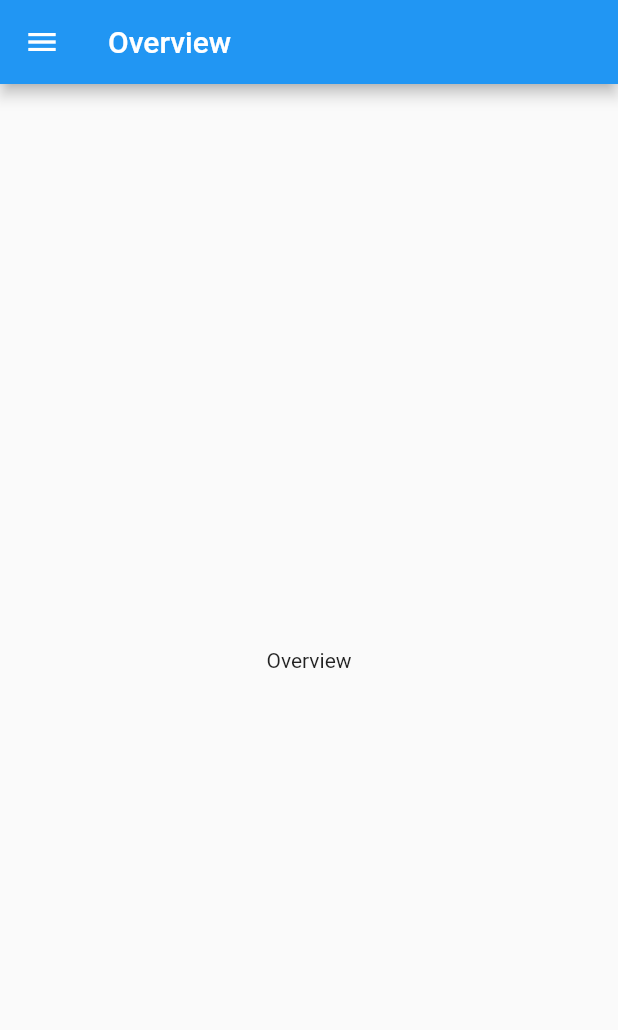
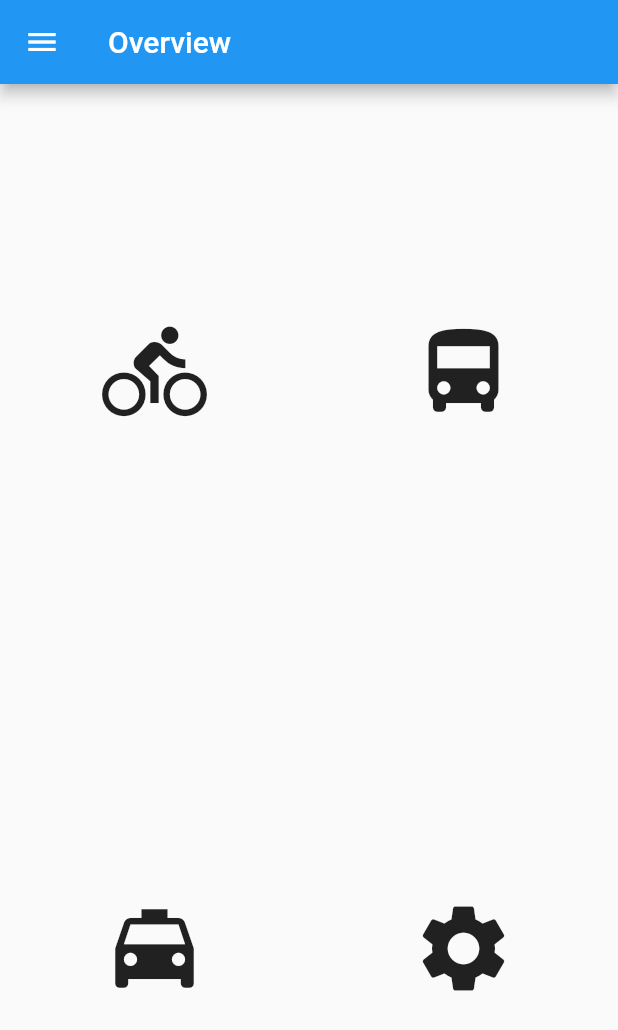
Before and after one commit to bytecrumbs/sglandtransport, a Flutter app: the screen it shows after launch, on a phone screen of 412 x 824 dp. Shown: the top 1030 px of the screen. Run offline on Flutter 3.47's test engine with Material 2 defaults, Android fonts, the phone set to English and light mode, and no system bars.

Commit message:
add iconbuttons

```diff
--- a/lib/screens/overview.dart
+++ b/lib/screens/overview.dart
@@ -1,4 +1,6 @@
 import 'package:flutter/material.dart';
+import 'package:lta_datamall_flutter/screens/bus_stops.dart';
+import 'package:lta_datamall_flutter/screens/settings.dart';
 import 'package:lta_datamall_flutter/widgets/main_app_drawer.dart';
 
 class Overview extends StatelessWidget {
@@ -10,8 +12,50 @@ class Overview extends StatelessWidget {
         title: const Text('Overview'),
       ),
       drawer: MainAppDrawer(),
-      body: const Center(
-        child: Text('Overview'),
+      body: Center(
+        child: Column(
+          mainAxisAlignment: MainAxisAlignment.spaceAround,
+          children: <Widget>[
+            Row(
+              mainAxisAlignment: MainAxisAlignment.spaceAround,
+              children: <Widget>[
+                IconButton(
+                  icon: Icon(Icons.directions_bike),
+                  iconSize: 70,
+                  onPressed: () {
+                    print('Bicycle');
+                  },
+                ),
+                IconButton(
+                  icon: Icon(Icons.directions_bus),
+                  iconSize: 70,
+                  onPressed: () {
+                    Navigator.pushNamed(context, BusStops.id);
+                  },
+                ),
+              ],
+            ),
+            Row(
+              mainAxisAlignment: MainAxisAlignment.spaceAround,
+              children: <Widget>[
+                IconButton(
+                  icon: Icon(Icons.local_taxi),
+                  iconSize: 70,
+                  onPressed: () {
+                    print('Navigate to Taxi');
+                  },
+                ),
+                IconButton(
+                  icon: Icon(Icons.settings),
+                  iconSize: 70,
+                  onPressed: () {
+                    Navigator.pushNamed(context, Settings.id);
+                  },
+                ),
+              ],
+            ),
+          ],
+        ),
       ),
     );
   }
```
